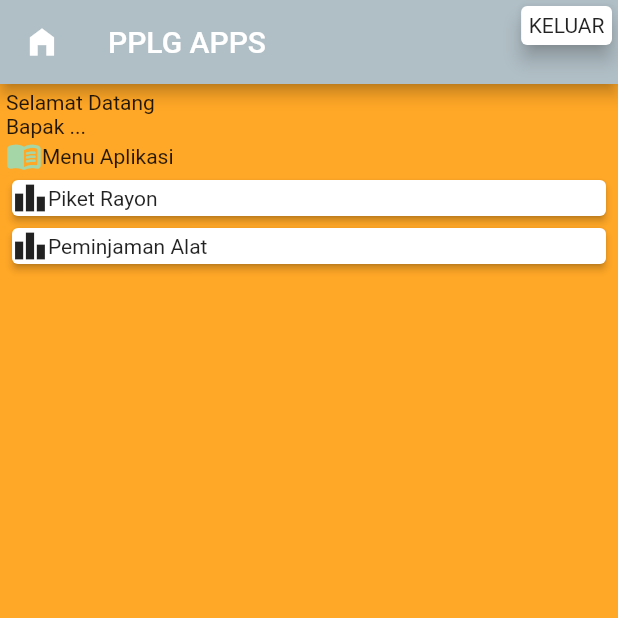
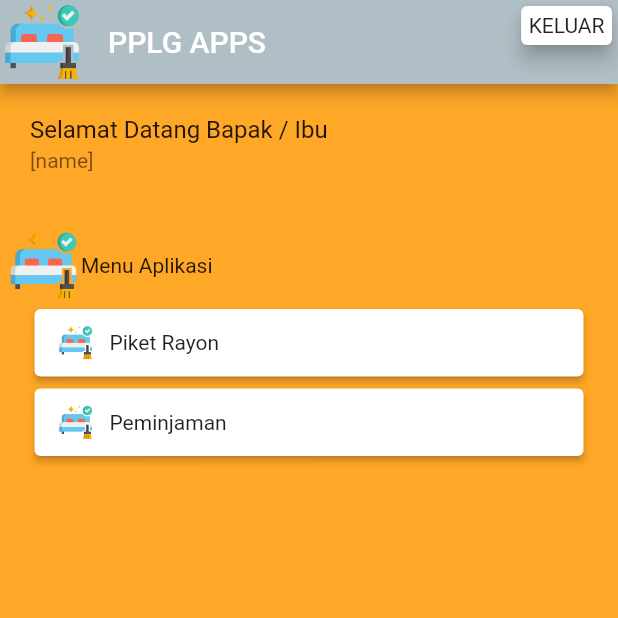
Before and after one commit to aistaqiemsy/flutter_scr, a Flutter app: the screen it shows after launch, after a tap on "Masuk", on a phone screen of 412 x 824 dp, the top half of it. Run offline on Flutter 3.47's test engine with Material 2 defaults, Android fonts, the phone set to English and light mode, and no system bars.

Commit message:
enrichment screen dashboard.dart / change warna screen log in

```diff
--- a/lib/main.dart
+++ b/lib/main.dart
@@ -14,7 +14,7 @@ class MyApp extends StatelessWidget {
   @override
   Widget build(BuildContext context) {
     return MaterialApp(
-      title: 'Flutter Demo',
+      title: 'PPLG APP',
       theme: ThemeData(
         primarySwatch: Colors.blue,
       ),
@@ -48,7 +48,7 @@ class _MyHomePageState extends State<MyHomePage> {
       //   title: Text("SCR Wikrama"),
       // ),
 
-      backgroundColor: Colors.orange[400], // warna dasar app
+      // backgroundColor: Colors.orange[400], // warna dasar app
       body: Center(
         child: Column(
           mainAxisAlignment: MainAxisAlignment.start,
--- a/lib/ps/dashboard_ps.dart
+++ b/lib/ps/dashboard_ps.dart
@@ -11,18 +11,18 @@ class DashboardPs extends StatelessWidget {
       backgroundColor: Colors.orange[400],
       appBar: AppBar(
         backgroundColor: Colors.blueGrey[200],
-        leading: Icon(
-          Icons.home_filled
+        leading: Image.asset(
+          "assets/icons/clean_room.png",
+          width: 35,
+          height: 35,
         ),
         title: Text("PPLG APPS"),
         actions: [
           Padding(
-          padding: EdgeInsets.only(
-            bottom: 22
-          ),
+              padding: EdgeInsets.only(bottom: 22),
               child: InkWell(
                 onTap: () {
-
+                  Navigator.pop(context);
                 },
                 child: Card(
                   elevation: 5,
@@ -31,8 +31,7 @@ class DashboardPs extends StatelessWidget {
                     child: Text("KELUAR"),
                   ),
                 ),
-          )
-        )
+              ))
         ],
       ),
       body: Padding(
@@ -41,47 +40,69 @@ class DashboardPs extends StatelessWidget {
           mainAxisAlignment: MainAxisAlignment.start,
           crossAxisAlignment: CrossAxisAlignment.start,
           children: [
-            Text("Selamat Datang\nBapak ..."),
+            Padding(
+              padding: EdgeInsets.only(bottom: 20),
+              child: ListTile(
+                title: Text("Selamat Datang Bapak / Ibu"),
+                subtitle: Text("[name]"),
+              ),
+            ),
             Row(
               children: [
-                Icon(
-                  Icons.menu_book_rounded,
-                  color: Colors.green[200],
+                Image.asset(
+                  "assets/icons/clean_room.png",
+                  width: 50,
+                  height: 50,
                 ),
                 Text("Menu Aplikasi"),
               ],
             ),
-
-            InkWell(
-              onTap: () {
-
-              },
+            Padding(
+              padding: EdgeInsets.only(left: 15, right: 15),
+              child: InkWell(
+                onTap: () {},
                 child: Card(
                     elevation: 2,
+                    child: Padding(
+                      padding: EdgeInsets.only(top: 10, bottom: 10, left: 15),
                       child: Row(
                         children: [
-                      Icon(
-                        Icons.leaderboard
+                          Image.asset(
+                            "assets/icons/clean_room.png",
+                            width: 25,
+                            height: 25,
                           ),
-                      Text("Piket Rayon")
+                          Padding(
+                            padding: EdgeInsets.only(left: 10),
+                            child: Text("Piket Rayon"),
+                          )
                         ],
                       ),
+                    )),
               ),
             ),
-            InkWell(
-              onTap: () {
-
-              },
+            Padding(
+              padding: EdgeInsets.only(left: 15, right: 15),
+              child: InkWell(
+                onTap: () {},
                 child: Card(
                     elevation: 2,
+                    child: Padding(
+                      padding: EdgeInsets.only(top: 10, bottom: 10, left: 15),
                       child: Row(
                         children: [
-                      Icon(
-                        Icons.leaderboard
+                          Image.asset(
+                            "assets/icons/clean_room.png",
+                            width: 25,
+                            height: 25,
                           ),
-                      Text("Peminjaman Alat")
+                          Padding(
+                            padding: EdgeInsets.only(left: 10),
+                            child: Text("Peminjaman"),
+                          )
                         ],
                       ),
+                    )),
               ),
             )
           ],
```
Lines whose indentation alone changed are shown as unchanged.
